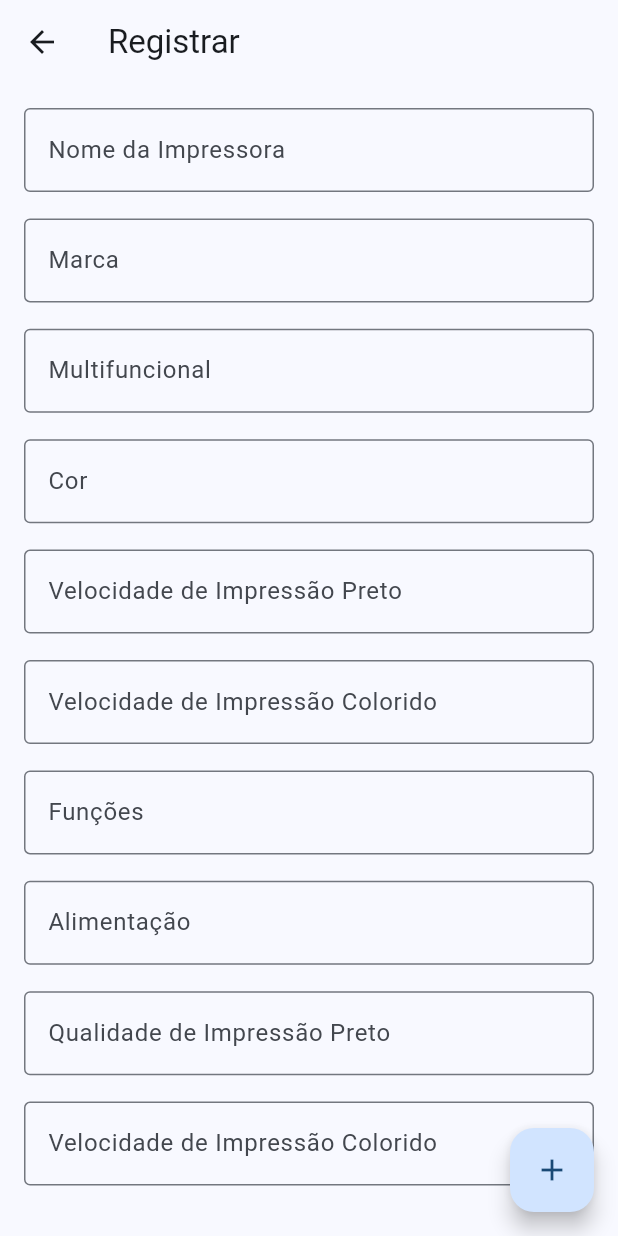
After one commit to Fabricio-Lemmermeier-Lopes/Projeto_SearchPrinters, a Flutter app: the screen it shows after launch, after a tap on the "add" icon, on a phone screen of 412 x 824 dp. The commit adds this screen. Run offline on Flutter 3.47's test engine with Material 3 defaults, Android fonts, the phone set to English and light mode, and no system bars.

Commit message:
Register

```diff
--- a/search_printers/lib/main.dart
+++ b/search_printers/lib/main.dart
@@ -1,6 +1,8 @@
 import 'package:flutter/material.dart';
+import 'package:search_printers/screens/filter/filter.dart';
 import 'package:search_printers/screens/initial_page/home.dart';
 import 'package:search_printers/screens/printers/printer_1.dart';
+import 'package:search_printers/screens/register/register.dart';
 
 
 void main() {
@@ -13,7 +15,15 @@ void main() {
       routes: {
         'home': (context) => Home(),
         'printer_1': (context) => Printer1(),
+        'filter': (context) => Filter(),
+        'register': (context) => Register(),
       },
+
+       theme: ThemeData(
+        colorScheme: ColorScheme.fromSeed(
+          seedColor: Colors.blue,
+        ),
+       ),
     ),
   );
 }
--- /dev/null
+++ b/search_printers/lib/screens/filter/filter.dart
@@ -0,0 +1,26 @@
+
+import 'package:flutter/material.dart';
+import 'package:search_printers/shared/customappbarfilter.dart';
+
+class Filter extends StatefulWidget {
+  const Filter({super.key});
+
+  @override
+  State<Filter> createState() => _FilterState();
+}
+
+class _FilterState extends State<Filter> {
+  @override
+  Widget build(BuildContext context) {
+    return Scaffold(
+      appBar: customAppBarFilter('SearchPrinters'),
+      floatingActionButton: FloatingActionButton(
+        onPressed: () {
+          Navigator.pushNamed(context, 'filter');
+        },
+        child: const Icon(Icons.save),
+      ),
+    );
+
+  }
+}
--- a/search_printers/lib/screens/initial_page/home.dart
+++ b/search_printers/lib/screens/initial_page/home.dart
@@ -12,12 +12,14 @@ class Home extends StatelessWidget{
     return Scaffold(
       appBar: customAppBarHome('SearchPrinters'),
       floatingActionButton: FloatingActionButton(
-        onPressed: () {},
-        child: const Icon(Icons.filter_alt),
+        onPressed: () {
+          Navigator.pushNamed(context, 'register');
+        },
+        child: const Icon(Icons.add),
       ),
       body: Padding(
-        padding: const EdgeInsets.all(16.0),
-            child: Row(
+        padding: const EdgeInsets.all(8.0),
+            child: Column(
               children: [
                 Expanded(
                   child: ListView.builder(
--- a/search_printers/lib/screens/printers/printer_1.dart
+++ b/search_printers/lib/screens/printers/printer_1.dart
@@ -25,6 +25,7 @@ class _Printer1State extends State<Printer1>{
             const Text('HP Ink Advantage 2874', style: TextStyle(fontSize: 20),),
             Image.asset('assets/hp_2874.png'),
             const SizedBox(height: 50),
+            const Text('Marca: HP'),
             const Text('Multifuncional: Sim'),
             const Text('Cor: Colorido'),
             const Text('Velocidade branco e preto: Até 7,5 ppm'),
--- /dev/null
+++ b/search_printers/lib/screens/register/register.dart
@@ -0,0 +1,163 @@
+import 'package:flutter/material.dart';
+import 'package:search_printers/shared/customappbar.dart';
+
+class Register extends StatefulWidget {
+  const Register({super.key});
+
+  @override
+  State<Register> createState() => _RegisterState();
+}
+
+class _RegisterState extends State<Register> {
+  @override
+  Widget build(BuildContext context) {
+    return Scaffold(
+      appBar: customAppBar('Registrar'),
+      floatingActionButton: FloatingActionButton(
+        onPressed: () {
+          Navigator.pushNamed(context, 'home');
+        },
+        child: const Icon(Icons.add),
+      ),
+      body: Padding(
+        padding: const EdgeInsets.all(16),
+        child: Form(
+          child: Column(
+            children: [
+
+              Expanded(
+                child: ListView.builder(
+                  itemCount: 1,
+                  itemBuilder: (context, index) =>
+                  TextFormField(
+                    decoration: InputDecoration(
+                      labelText: 'Nome da Impressora',
+                      border: const OutlineInputBorder(),
+                    ),
+                  ),
+                ),
+              ),
+
+                  Expanded(
+                child: ListView.builder(
+                  itemCount: 1,
+                  itemBuilder: (context, index) =>
+                  TextFormField(
+                    decoration: InputDecoration(
+                      labelText: 'Marca',
+                      border: const OutlineInputBorder(),
+                    ),
+                  ),
+                ),
+              ),
+
+                  Expanded(
+                child: ListView.builder(
+                  itemCount: 1,
+                  itemBuilder: (context, index) =>
+                  TextFormField(
+                    decoration: InputDecoration(
+                      labelText: 'Multifuncional',
+                      border: const OutlineInputBorder(),
+                    ),
+                  ),
+                ),
+              ),
+
+                  Expanded(
+                child: ListView.builder(
+                  itemCount: 1,
+                  itemBuilder: (context, index) =>
+                  TextFormField(
+                    decoration: InputDecoration(
+                      labelText: 'Cor',
+                      border: const OutlineInputBorder(),
+                    ),
+                  ),
+                ),
+              ),
+
+                  Expanded(
+                child: ListView.builder(
+                  itemCount: 1,
+                  itemBuilder: (context, index) =>
+                  TextFormField(
+                    decoration: InputDecoration(
+                      labelText: 'Velocidade de Impressão Preto',
+                      border: const OutlineInputBorder(),
+                    ),
+                  ),
+                ),
+              ),
+
+                  Expanded(
+                child: ListView.builder(
+                  itemCount: 1,
+                  itemBuilder: (context, index) =>
+                  TextFormField(
+                    decoration: InputDecoration(
+                      labelText: 'Velocidade de Impressão Colorido',
+                      border: const OutlineInputBorder(),
+                    ),
+                  ),
+                ),
+              ),
+
+                  Expanded(
+                child: ListView.builder(
+                  itemCount: 1,
+                  itemBuilder: (context, index) =>
+                  TextFormField(
+                    decoration: InputDecoration(
+                      labelText: 'Funções',
+                      border: const OutlineInputBorder(),
+                    ),
+                  ),
+                ),
+              ),
+
+                  Expanded(
+                child: ListView.builder(
+                  itemCount: 1,
+                  itemBuilder: (context, index) =>
+                  TextFormField(
+                    decoration: InputDecoration(
+                      labelText: 'Alimentação',
+                      border: const OutlineInputBorder(),
+                    ),
+                  ),
+                ),
+              ),
+
+                  Expanded(
+                child: ListView.builder(
+                  itemCount: 1,
+                  itemBuilder: (context, index) =>
+                  TextFormField(
+                    decoration: InputDecoration(
+                      labelText: 'Qualidade de Impressão Preto',
+                      border: const OutlineInputBorder(),
+                    ),
+                  ),
+                ),
+              ),
+
+                  Expanded(
+                child: ListView.builder(
+                  itemCount: 1,
+                  itemBuilder: (context, index) =>
+                  TextFormField(
+                    decoration: InputDecoration(
+                      labelText: 'Velocidade de Impressão Colorido',
+                      border: const OutlineInputBorder(),
+                    ),
+                  ),
+                ),
+              ),
+            ],
+          ),
+        ),
+      ),
+    );
+  }
+}
--- /dev/null
+++ b/search_printers/lib/shared/customappbarfilter.dart
@@ -0,0 +1,9 @@
+
+import 'package:flutter/material.dart';
+
+AppBar customAppBarFilter(String title) {
+  return AppBar(
+    title: const Text('Filter'),
+
+  );
+}
--- a/search_printers/lib/shared/customappbarhome.dart
+++ b/search_printers/lib/shared/customappbarhome.dart
@@ -8,9 +8,15 @@ AppBar customAppBarHome(String title) {
 
       IconButton(
         onPressed: () {},
-        icon: const Icon(Icons.search),
+        icon: const Icon(Icons.filter_list),
         tooltip: 'Pesquisar',
       ),
+      IconButton(
+        onPressed: () {},
+        icon: const Icon(Icons.search),
+        tooltip: 'Filtrar',
+      ),
+
 
     ],
   );
```
Also changed, not shown: search_printers/lib/screens/register/components/text_field.dart (added).
